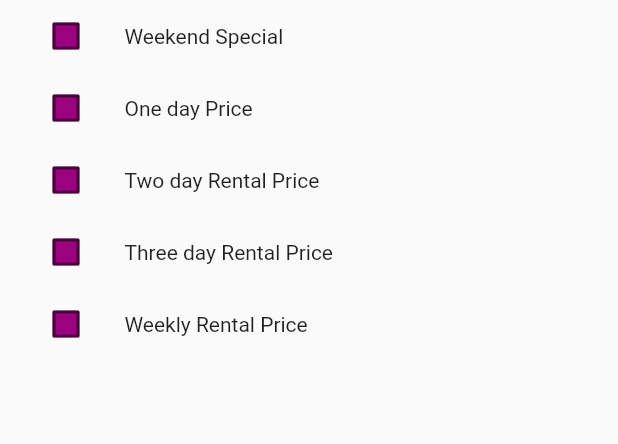
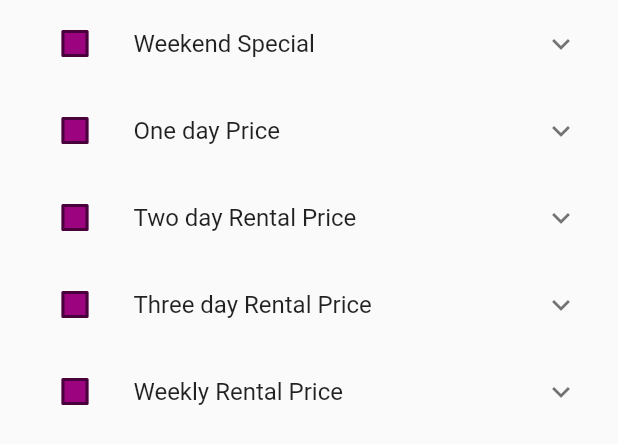
Before and after one commit to guri1423/purpleavapp, a Flutter app: the CustomDropDown widget shown alone on an empty page, opened directly, on a phone screen of 412 x 824 dp. Shown: the top 444 px of the screen. Run offline on Flutter 3.47's test engine with Material 2 defaults, Android fonts, the phone set to English and light mode, and no system bars; our stand-ins replace hive, hive_flutter, image_picker, pin_code_fields; accounts and stored records are empty.

```diff
--- a/lib/Screens/Add_Products.dart
+++ b/lib/Screens/Add_Products.dart
@@ -608,7 +608,7 @@ class _AddProductsState extends State<AddProducts> {
          "Two day Rental Price",
          "Three day Rental Price",
          "Weekly Rental Price",
-       ]):Container(),
+       ],expand: true,hint: "price",):Container(),
         SizedBox(height: 5,),
         Container(
           width: 365,
@@ -739,13 +739,11 @@ class _AddProductsState extends State<AddProducts> {
           ),
         ),
 
-        /// here I have imported my custom dropdown
-        /// just change list content name
         package?CustomDropDown( title:const[
           "Package 1",
           "Package 2",
 
-        ]):Container(),
+        ],expand: true,hint: "package",):Container(),
 
         SizedBox(height: 5,),
         GestureDetector(
@@ -806,7 +804,7 @@ class _AddProductsState extends State<AddProducts> {
           "Pickup",
           "Shipping"
 
-        ]):Container(),
+        ],expand: false,):Container(),
         SizedBox(height: 5,),
         Container(
           width: 365,
--- a/lib/Widgets/custom_drawer.dart
+++ b/lib/Widgets/custom_drawer.dart
@@ -1,20 +1,20 @@
-
 /// this is our custom drop down class
 
 import 'package:flutter/material.dart';
 
+class CustomDropDown extends StatefulWidget {
+  List<String> title;
+  bool expand;
+  String ?hint;
 
-class CustomDropDown extends StatefulWidget {
-
-  List<String>title;
- CustomDropDown({Key? key,required this.title}) : super(key: key);
+  CustomDropDown({Key? key, required this.title,required this.expand,this.hint}) : super(key: key);
 
   @override
   _CustomDropDownState createState() => _CustomDropDownState();
 }
 
 class _CustomDropDownState extends State<CustomDropDown> {
- List<bool>value=[
+  List<bool> value = [
     false,
     false,
     false,
@@ -24,35 +24,98 @@ class _CustomDropDownState extends State<CustomDropDown> {
   ];
   @override
   Widget build(BuildContext context) {
-    return ListView.builder(
+    return Theme(
+       data: Theme.of(context).copyWith(dividerColor: Colors.transparent),
+      child: ListView.builder(
           itemCount: widget.title.length,
           shrinkWrap: true,
           physics: NeverScrollableScrollPhysics(),
           itemBuilder: (context, index) {
             return Padding(
-            padding: const EdgeInsets.symmetric(horizontal: 20),
-            child: Row(
+              padding: const EdgeInsets.symmetric(horizontal: 10),
+              child: widget.expand?ExpansionTile(
+                title: Row(
                   children: [
                     Checkbox(
-                     fillColor: MaterialStateProperty.resolveWith<Color>((
-                states) {
+                        fillColor:
+                        MaterialStateProperty.resolveWith<Color>((states) {
                           if (states.contains(MaterialState.disabled)) {
                             return Color(0xff9C037F);
                           }
                           return Color(0xff9C037F);
                         }),
-                    value: value[index], onChanged: (val){
+                        value: value[index],
+                        onChanged: (val) {
                           setState(() {
-                    value[index]=val!;
+                            value[index] = val!;
                           });
                         }),
-                SizedBox(width: 15,),
+                    SizedBox(
+                      width: 15,
+                    ),
                     Text(widget.title[index]),
+                  ],
+                ),
+                children: [
+                  widget.hint=="package"?Padding(
+                    padding: const EdgeInsets.symmetric(horizontal: 25,vertical: 10),
+                    child: Container(
+                        decoration: BoxDecoration(
+                          borderRadius: BorderRadius.circular(4),
+                          border: Border.all(color: Color(0xffdbdbdb), width: 1.50, ),
+                          color: Colors.white,
+                        ),
+                        child: TextField(
+                          decoration: InputDecoration(border: InputBorder.none,
+                              hintText:"ENTER PACKAGE DETAILS",
+                              contentPadding: EdgeInsets.symmetric(horizontal: 5)
+                          ),
+                        )),
+                  ):Container(),
+                  Padding(
+                    padding: const EdgeInsets.symmetric(horizontal: 25),
+                    child: Container(
+                        decoration: BoxDecoration(
+                          borderRadius: BorderRadius.circular(4),
+                          border: Border.all(color: Color(0xffdbdbdb), width: 1.50, ),
+                          color: Colors.white,
+                        ),
+                        child: TextField(
+                          decoration: InputDecoration(border: InputBorder.none,
+                            hintText:"Enter Price",
+                            contentPadding: EdgeInsets.symmetric(horizontal: 5)
+                          ),
+                        )),
+                  ),
 
                 ],
+              ): Padding(
+                padding: const EdgeInsets.symmetric(horizontal: 15),
+                child: Row(
+                  children: [
+                    Checkbox(
+                        fillColor:
+                        MaterialStateProperty.resolveWith<Color>((states) {
+                          if (states.contains(MaterialState.disabled)) {
+                            return Color(0xff9C037F);
+                          }
+                          return Color(0xff9C037F);
+                        }),
+                        value: value[index],
+                        onChanged: (val) {
+                          setState(() {
+                            value[index] = val!;
+                          });
+                        }),
+                    SizedBox(
+                      width: 15,
+                    ),
+                    Text(widget.title[index]),
+                  ],
+                ),
               ),
             );
-        }
+          }),
     );
   }
 }
@@ -65,13 +128,8 @@ class TextFieldDropDown extends StatefulWidget {
 }
 
 class _TextFieldDropDownState extends State<TextFieldDropDown> {
-
-
-
   @override
   Widget build(BuildContext context) {
-    return TextField(
-
-    );
+    return TextField();
   }
 }
```
Lines whose indentation alone changed are shown as unchanged.
